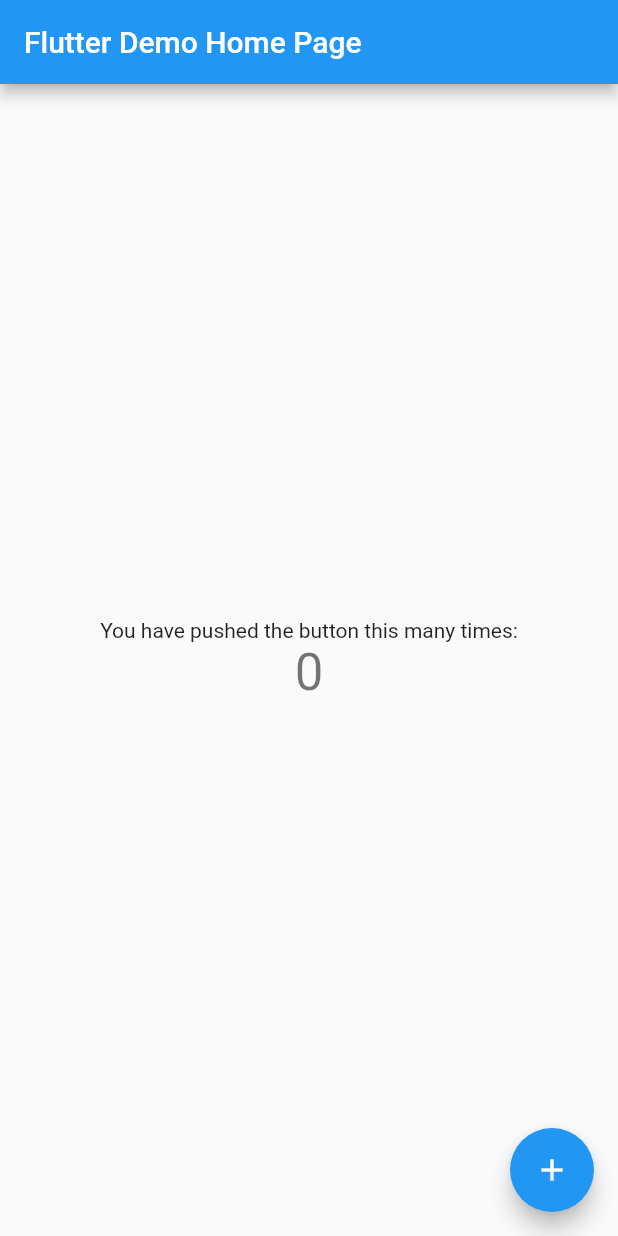
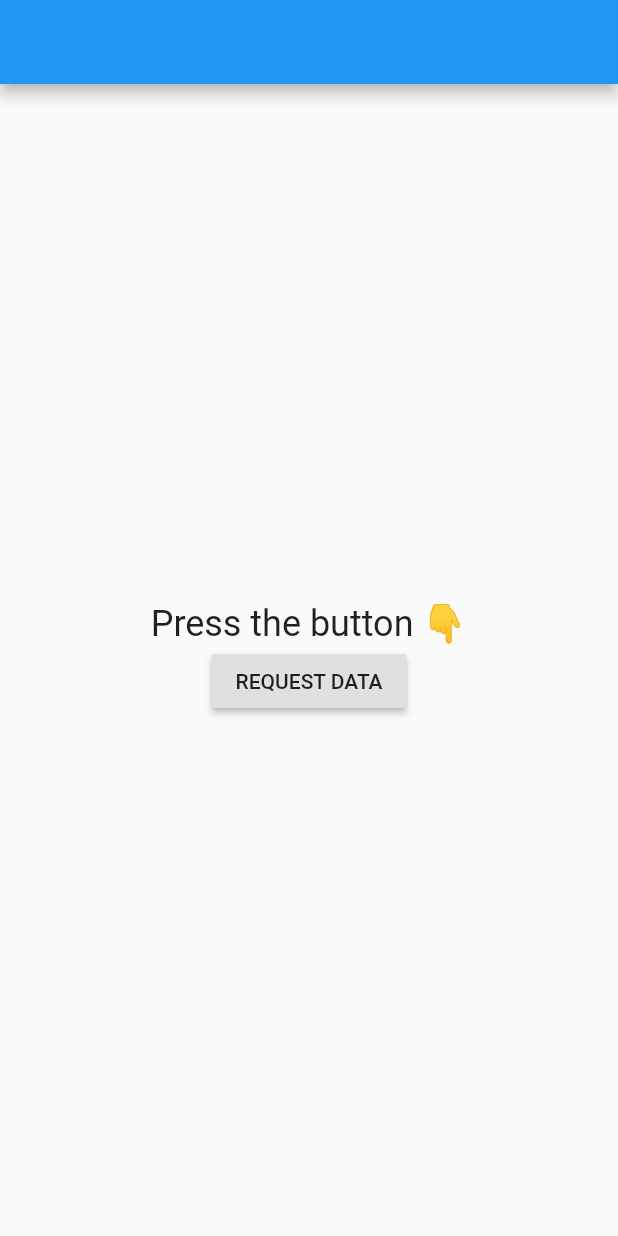
Before and after one commit to Bronz0/dio_connectivity, a Flutter app: the screen it shows after launch, on a phone screen of 412 x 824 dp. Run offline on Flutter 3.47's test engine with Material 2 defaults, Android fonts, the phone set to English and light mode, and no system bars; our stand-ins replace connectivity, dio.

Commit message:
starter project

```diff
--- a/lib/main.dart
+++ b/lib/main.dart
@@ -1,117 +1,73 @@
+import 'package:connectivity/connectivity.dart';
+import 'package:dio/dio.dart';
+
 import 'package:flutter/material.dart';
 
-void main() {
-  runApp(MyApp());
-}
+void main() => runApp(MyApp());
 
 class MyApp extends StatelessWidget {
-  // This widget is the root of your application.
   @override
   Widget build(BuildContext context) {
     return MaterialApp(
-      title: 'Flutter Demo',
-      theme: ThemeData(
-        // This is the theme of your application.
-        //
-        // Try running your application with "flutter run". You'll see the
-        // application has a blue toolbar. Then, without quitting the app, try
-        // changing the primarySwatch below to Colors.green and then invoke
-        // "hot reload" (press "r" in the console where you ran "flutter run",
-        // or simply save your changes to "hot reload" in a Flutter IDE).
-        // Notice that the counter didn't reset back to zero; the application
-        // is not restarted.
-        primarySwatch: Colors.blue,
-        // This makes the visual density adapt to the platform that you run
-        // the app on. For desktop platforms, the controls will be smaller and
-        // closer together (more dense) than on mobile platforms.
-        visualDensity: VisualDensity.adaptivePlatformDensity,
-      ),
-      home: MyHomePage(title: 'Flutter Demo Home Page'),
+      title: 'Material App',
+      home: HomePage(),
     );
   }
 }
 
-class MyHomePage extends StatefulWidget {
-  MyHomePage({Key key, this.title}) : super(key: key);
+class HomePage extends StatefulWidget {
+  @override
+  _HomePageState createState() => _HomePageState();
+}
 
-  // This widget is the home page of your application. It is stateful, meaning
-  // that it has a State object (defined below) that contains fields that affect
-  // how it looks.
-
-  // This class is the configuration for the state. It holds the values (in this
-  // case the title) provided by the parent (in this case the App widget) and
-  // used by the build method of the State. Fields in a Widget subclass are
-  // always marked "final".
-
-  final String title;
+class _HomePageState extends State<HomePage> {
+  Dio dio;
+  String firstPostTitle;
+  bool isLoading;
 
   @override
-  _MyHomePageState createState() => _MyHomePageState();
-}
+  void initState() {
+    super.initState();
+    dio = Dio();
+    firstPostTitle = 'Press the button 👇';
+    isLoading = false;
 
-class _MyHomePageState extends State<MyHomePage> {
-  int _counter = 0;
-
-  void _incrementCounter() {
-    setState(() {
-      // This call to setState tells the Flutter framework that something has
-      // changed in this State, which causes it to rerun the build method below
-      // so that the display can reflect the updated values. If we changed
-      // _counter without calling setState(), then the build method would not be
-      // called again, and so nothing would appear to happen.
-      _counter++;
-    });
+    // TODO: Add the interceptor to Dio
   }
 
   @override
   Widget build(BuildContext context) {
-    // This method is rerun every time setState is called, for instance as done
-    // by the _incrementCounter method above.
-    //
-    // The Flutter framework has been optimized to make rerunning build methods
-    // fast, so that you can just rebuild anything that needs updating rather
-    // than having to individually change instances of widgets.
     return Scaffold(
-      appBar: AppBar(
-        // Here we take the value from the MyHomePage object that was created by
-        // the App.build method, and use it to set our appbar title.
-        title: Text(widget.title),
-      ),
+      appBar: AppBar(),
       body: Center(
-        // Center is a layout widget. It takes a single child and positions it
-        // in the middle of the parent.
         child: Column(
-          // Column is also a layout widget. It takes a list of children and
-          // arranges them vertically. By default, it sizes itself to fit its
-          // children horizontally, and tries to be as tall as its parent.
-          //
-          // Invoke "debug painting" (press "p" in the console, choose the
-          // "Toggle Debug Paint" action from the Flutter Inspector in Android
-          // Studio, or the "Toggle Debug Paint" command in Visual Studio Code)
-          // to see the wireframe for each widget.
-          //
-          // Column has various properties to control how it sizes itself and
-          // how it positions its children. Here we use mainAxisAlignment to
-          // center the children vertically; the main axis here is the vertical
-          // axis because Columns are vertical (the cross axis would be
-          // horizontal).
-          mainAxisAlignment: MainAxisAlignment.center,
+          mainAxisSize: MainAxisSize.min,
           children: <Widget>[
-            Text(
-              'You have pushed the button this many times:',
-            ),
-            Text(
-              '$_counter',
-              style: Theme.of(context).textTheme.headline4,
-            ),
+            if (isLoading)
+              CircularProgressIndicator()
+            else
+              Text(
+                firstPostTitle,
+                style: TextStyle(fontSize: 24),
+                textAlign: TextAlign.center,
+              ),
+            RaisedButton(
+              child: Text('REQUEST DATA'),
+              onPressed: () async {
+                setState(() {
+                  isLoading = true;
+                });
+                final response =
+                    await dio.get('https://jsonplaceholder.typicode.com/posts');
+                setState(() {
+                  firstPostTitle = response.data[0]['title'] as String;
+                  isLoading = false;
+                });
+              },
+            )
           ],
         ),
       ),
-      floatingActionButton: FloatingActionButton(
-        onPressed: _incrementCounter,
-        tooltip: 'Increment',
-        child: Icon(Icons.add),
-      ), // This trailing comma makes auto-formatting nicer for build methods.
     );
   }
 }
```
Also changed, not shown: pubspec.yaml (+2 -6 lines).
